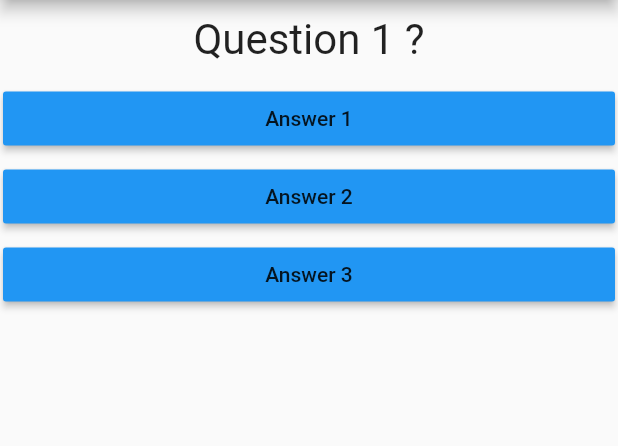
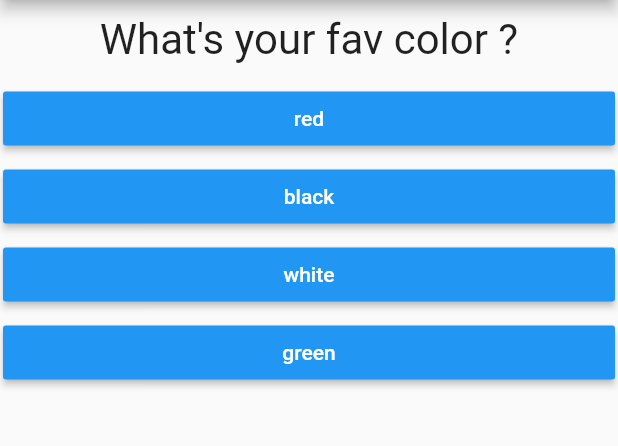
Before and after one commit to karthickai/flutter_quiz, a Flutter app: the screen it shows after launch, on a phone screen of 412 x 824 dp, the part 84-530 px from its top. Run offline on Flutter 3.47's test engine with Material 2 defaults, Android fonts, the phone set to English and light mode, and no system bars.

Commit message:
question refactor

```diff
--- a/lib/answer.dart
+++ b/lib/answer.dart
@@ -13,6 +13,7 @@ class Answer extends StatelessWidget {
       margin: EdgeInsets.all(2),
       child: RaisedButton(
         color: Colors.blue,
+        textColor: Colors.white,
         child: Text(answerName),
         onPressed: selector,
       ),
--- a/lib/main.dart
+++ b/lib/main.dart
@@ -16,16 +16,29 @@ class MyApp extends StatefulWidget {
 }
 
 class MyAppState extends State<MyApp> {
-  int questionIndex = 0;
+  int _questionIndex = 0;
 
-  void answerButton() {
+  void _answerButton() {
     setState(() {
-      questionIndex++;
+      _questionIndex++;
     });
-    print(questionIndex);
+    print(_questionIndex);
   }
 
-  var questions = ['Question 1 ?', 'Question 2 ?', 'Question 3 ?'];
+  var questions = [
+    {
+      'question': 'What\'s your fav color ?',
+      'answer': ['red', 'black', 'white', 'green']
+    },
+    {
+      'question': 'What\'s your fav animal ?',
+      'answer': ['dog', 'cat', 'rabbit', 'lion']
+    },
+    {
+      'question': 'What\'s your fav flag ?',
+      'answer': ['India', 'USA', 'UK', 'Russia']
+    },
+  ];
 
   Widget build(BuildContext context) {
     return MaterialApp(
@@ -35,10 +48,11 @@ class MyAppState extends State<MyApp> {
         ),
         body: Column(
           children: <Widget>[
-            Question(questions[questionIndex]),
-            Answer(answerButton, 'Answer 1'),
-            Answer(answerButton, 'Answer 2'),
-            Answer(answerButton, 'Answer 3'),
+            Question(questions[_questionIndex]['question']),
+            ...(questions[_questionIndex]['answer'] as List<String>)
+                .map((answer) {
+              return Answer(_answerButton, answer);
+            }).toList()
           ],
         ),
       ),
```
